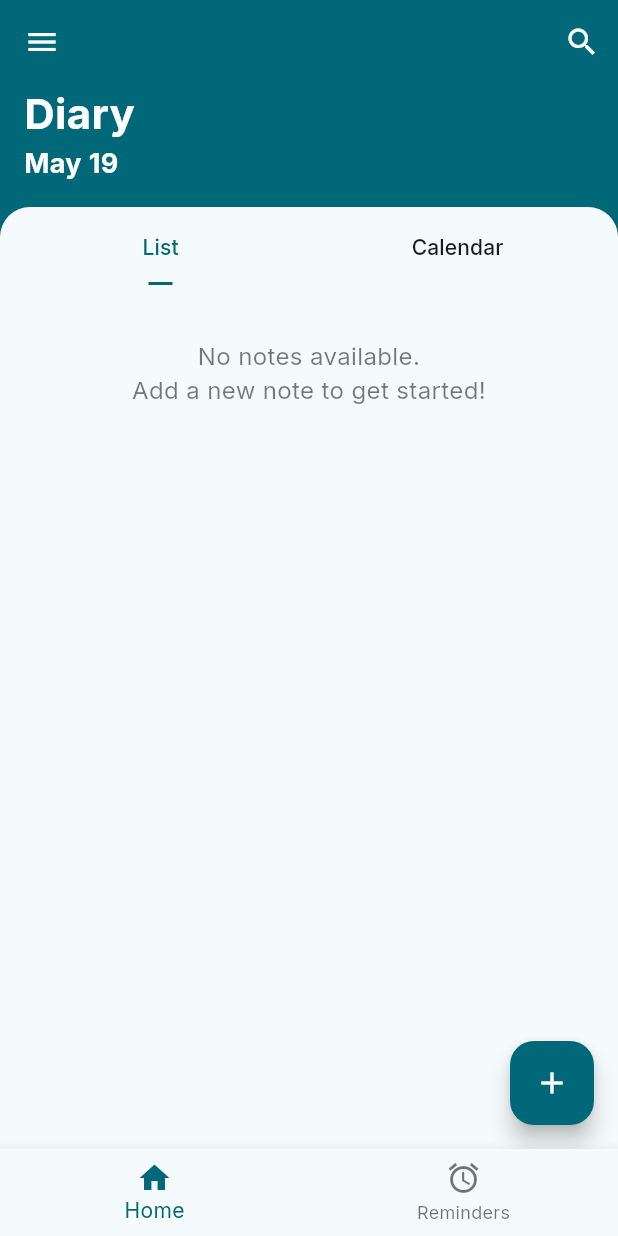
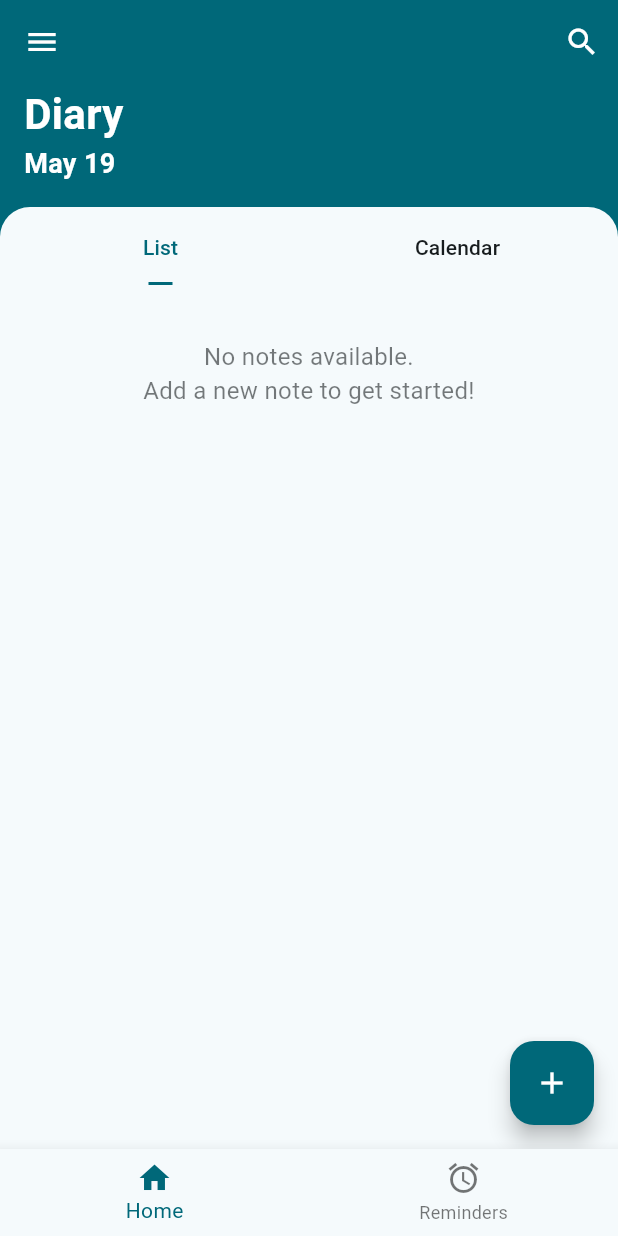
Before and after one commit to fDirham/moments_diary, a Flutter app: the screen it shows after launch, on a phone screen of 412 x 824 dp. Run offline on Flutter 3.47's test engine with Material 3 defaults, Android fonts, the phone set to English and light mode, and no system bars; our stand-ins replace flutter_local_notifications, flutter_timezone, grouped_list, isar, shared_preferences, table_calendar and 2 more; accounts and stored records are empty; generated files the repository leaves out were written again; Roboto replaces fonts that are missing (SFPro).

Commit message:
custom font

```diff
--- a/lib/main.dart
+++ b/lib/main.dart
@@ -10,7 +10,6 @@ import 'package:moments_diary/models/reminder_database.dart';
 import 'package:moments_diary/screens/home_screen.dart';
 import 'package:moments_diary/screens/reminders_screen.dart'; // Add this import
 import 'package:moments_diary/theme/theme.dart';
-import 'package:moments_diary/theme/util.dart';
 import 'package:moments_diary/utils.dart';
 import 'package:moments_diary/constants/prompts.dart' as prompt_constants;
 import 'package:provider/provider.dart';
@@ -127,8 +126,7 @@ class _MainAppState extends State<MainApp> {
   @override
   Widget build(BuildContext context) {
     final brightness = View.of(context).platformDispatcher.platformBrightness;
-    TextTheme textTheme = createTextTheme(context, "Inter", "Inter");
-    MaterialTheme theme = MaterialTheme(textTheme);
+    MaterialTheme theme = MaterialTheme();
 
     return ChangeNotifierProvider(
       create: (context) => NoteDatabase(),
--- a/lib/theme/theme.dart
+++ b/lib/theme/theme.dart
@@ -1,9 +1,7 @@
 import "package:flutter/material.dart";
 
 class MaterialTheme {
-  final TextTheme textTheme;
-
-  const MaterialTheme(this.textTheme);
+  const MaterialTheme();
 
   static ColorScheme lightScheme() {
     return const ColorScheme(
@@ -339,12 +337,9 @@ class MaterialTheme {
     useMaterial3: true,
     brightness: colorScheme.brightness,
     colorScheme: colorScheme,
-    textTheme: textTheme.apply(
-      bodyColor: colorScheme.onSurface,
-      displayColor: colorScheme.onSurface,
-    ),
     scaffoldBackgroundColor: colorScheme.surface,
     canvasColor: colorScheme.surface,
+    fontFamily: "SFPro",
     appBarTheme: AppBarTheme(
       backgroundColor: colorScheme.primary,
       foregroundColor: colorScheme.onPrimary,
--- a/lib/theme/util.dart
+++ /dev/null
@@ -1,19 +0,0 @@
-import 'package:flutter/material.dart';
-import 'package:google_fonts/google_fonts.dart';
-
-TextTheme createTextTheme(
-    BuildContext context, String bodyFontString, String displayFontString) {
-  TextTheme baseTextTheme = Theme.of(context).textTheme;
-  TextTheme bodyTextTheme = GoogleFonts.getTextTheme(bodyFontString, baseTextTheme);
-  TextTheme displayTextTheme =
-      GoogleFonts.getTextTheme(displayFontString, baseTextTheme);
-  TextTheme textTheme = displayTextTheme.copyWith(
-    bodyLarge: bodyTextTheme.bodyLarge,
-    bodyMedium: bodyTextTheme.bodyMedium,
-    bodySmall: bodyTextTheme.bodySmall,
-    labelLarge: bodyTextTheme.labelLarge,
-    labelMedium: bodyTextTheme.labelMedium,
-    labelSmall: bodyTextTheme.labelSmall,
-  );
-  return textTheme;
-}
--- a/lib/widgets/home_header.dart
+++ b/lib/widgets/home_header.dart
@@ -19,7 +19,8 @@ class HomeHeader extends StatelessWidget {
               "Diary",
               style: TextStyle(
                 fontSize: 28,
-                fontWeight: FontWeight.bold,
+                fontWeight: FontWeight.w700,
+                fontFamily: "SFPro",
                 color: Theme.of(context).colorScheme.onPrimary,
               ),
             ),
```
Also changed, not shown: pubspec.yaml (+7 -0 lines), 3 other files.
